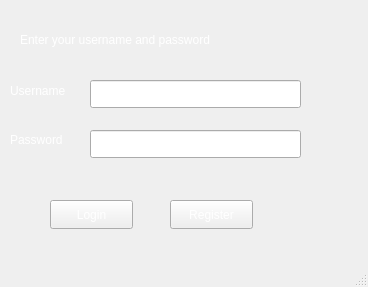
Before: the Qt Designer form login.ui in GammaZep45/Lab_HW1, drawn with Qt 5.
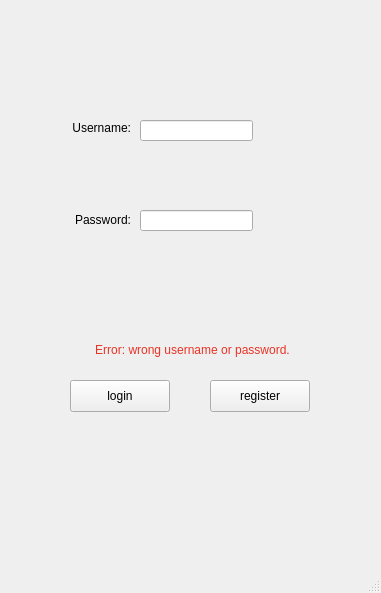
After: the same form once the commit is applied.

Patch:
```diff
--- a/login.ui
+++ b/login.ui
@@ -6,122 +6,109 @@
    <rect>
     <x>0</x>
     <y>0</y>
-    <width>368</width>
-    <height>287</height>
+    <width>381</width>
+    <height>593</height>
    </rect>
   </property>
   <property name="windowTitle">
-   <string>Login</string>
-  </property>
-  <property name="styleSheet">
-   <string notr="true">color: rgb(255, 255, 255)</string>
+   <string>login</string>
   </property>
   <widget class="QWidget" name="centralwidget">
    <widget class="QLineEdit" name="UsernameEntered">
     <property name="geometry">
      <rect>
-      <x>90</x>
-      <y>80</y>
-      <width>211</width>
-      <height>28</height>
+      <x>140</x>
+      <y>120</y>
+      <width>113</width>
+      <height>21</height>
      </rect>
     </property>
-    <property name="styleSheet">
-     <string notr="true">colour: rgb(255, 255, 255)</string>
-    </property>
    </widget>
    <widget class="QLineEdit" name="PasswordEntered">
     <property name="geometry">
      <rect>
-      <x>90</x>
-      <y>130</y>
-      <width>211</width>
-      <height>28</height>
+      <x>140</x>
+      <y>210</y>
+      <width>113</width>
+      <height>21</height>
      </rect>
     </property>
-    <property name="styleSheet">
-     <string notr="true">colour: rgb(255, 255, 255)</string>
+    <property name="echoMode">
+     <enum>QLineEdit::Password</enum>
     </property>
    </widget>
-   <widget class="QPushButton" name="Login_2">
+   <widget class="QLabel" name="login_username_label">
     <property name="geometry">
      <rect>
       <x>50</x>
-      <y>200</y>
-      <width>83</width>
-      <height>29</height>
+      <y>120</y>
+      <width>81</width>
+      <height>16</height>
      </rect>
     </property>
-    <property name="styleSheet">
-     <string notr="true">colour: rgb(255, 255, 255)</string>
-    </property>
     <property name="text">
-     <string>Login</string>
+     <string>Username:</string>
     </property>
-   </widget>
-   <widget class="QPushButton" name="Register">
-    <property name="geometry">
-     <rect>
-      <x>170</x>
-      <y>200</y>
-      <width>83</width>
-      <height>29</height>
-     </rect>
+    <property name="alignment">
+     <set>Qt::AlignRight|Qt::AlignTrailing|Qt::AlignVCenter</set>
     </property>
-    <property name="text">
-     <string>Register</string>
-    </property>
    </widget>
    <widget class="QLabel" name="Username">
     <property name="geometry">
      <rect>
-      <x>10</x>
-      <y>80</y>
-      <width>71</width>
-      <height>21</height>
+      <x>50</x>
+      <y>210</y>
+      <width>81</width>
+      <height>20</height>
      </rect>
     </property>
     <property name="text">
-     <string>Username</string>
+     <string>Password:</string>
     </property>
+    <property name="alignment">
+     <set>Qt::AlignRight|Qt::AlignTrailing|Qt::AlignVCenter</set>
+    </property>
    </widget>
-   <widget class="QLabel" name="Instruction">
+   <widget class="QPushButton" name="login_button">
     <property name="geometry">
      <rect>
-      <x>20</x>
-      <y>30</y>
-      <width>241</width>
-      <height>20</height>
+      <x>70</x>
+      <y>380</y>
+      <width>100</width>
+      <height>32</height>
      </rect>
     </property>
     <property name="text">
-     <string>Enter your username and password</string>
+     <string>login</string>
     </property>
    </widget>
-   <widget class="QLabel" name="Pssword">
+   <widget class="QPushButton" name="register_button_1">
     <property name="geometry">
      <rect>
-      <x>10</x>
-      <y>130</y>
-      <width>71</width>
-      <height>20</height>
+      <x>210</x>
+      <y>380</y>
+      <width>100</width>
+      <height>32</height>
      </rect>
     </property>
     <property name="text">
-     <string>Password</string>
+     <string>register</string>
     </property>
    </widget>
    <widget class="QLabel" name="ErrorBar">
     <property name="geometry">
      <rect>
-      <x>40</x>
-      <y>170</y>
-      <width>201</width>
+      <x>77</x>
+      <y>340</y>
+      <width>231</width>
       <height>20</height>
      </rect>
     </property>
     <property name="text">
-     <string>&lt;html&gt;&lt;head/&gt;&lt;body&gt;&lt;p&gt;&lt;span style=&quot; color:#aa0000;&quot;&gt;&lt;br/&gt;&lt;/span&gt;&lt;/p&gt;&lt;/body&gt;&lt;/html&gt;</string>
+     <string>&lt;html&gt;&lt;head/&gt;&lt;body&gt;&lt;p&gt;&lt;span style=&quot; color:#e83324;&quot;&gt;Error: wrong username or password.&lt;/span&gt;&lt;/p&gt;&lt;/body&gt;&lt;/html&gt;</string>
+    </property>
+    <property name="alignment">
+     <set>Qt::AlignCenter</set>
     </property>
    </widget>
   </widget>
```
Left out of the diff: 16 changed lines with no effect on the pictures.
